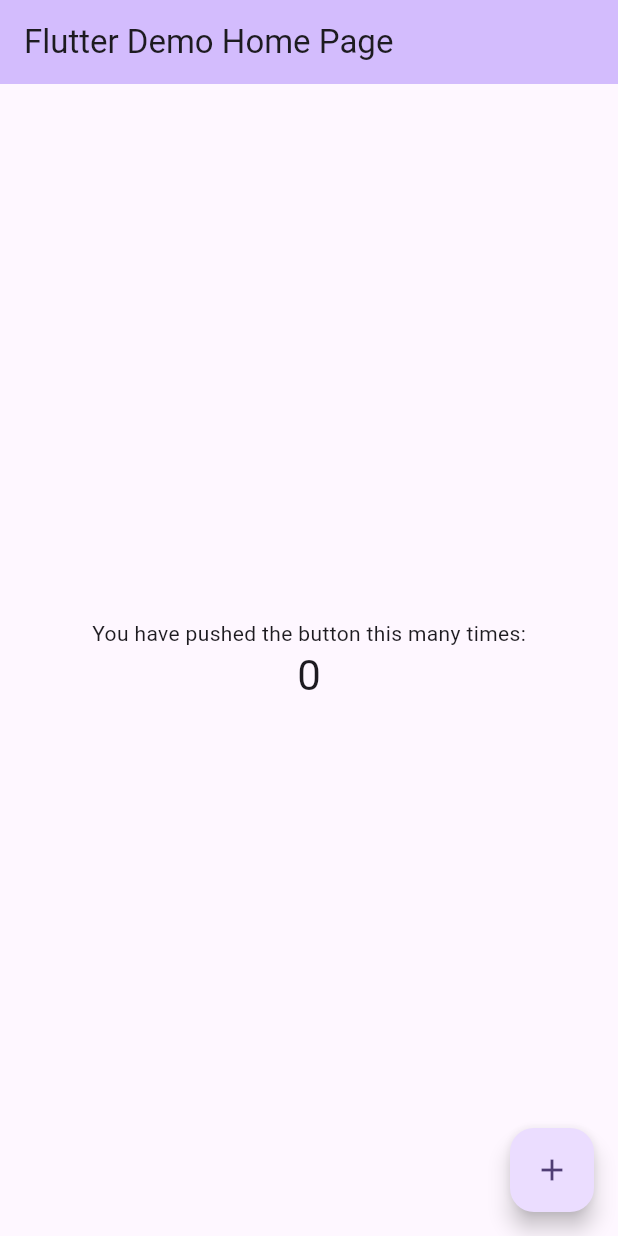
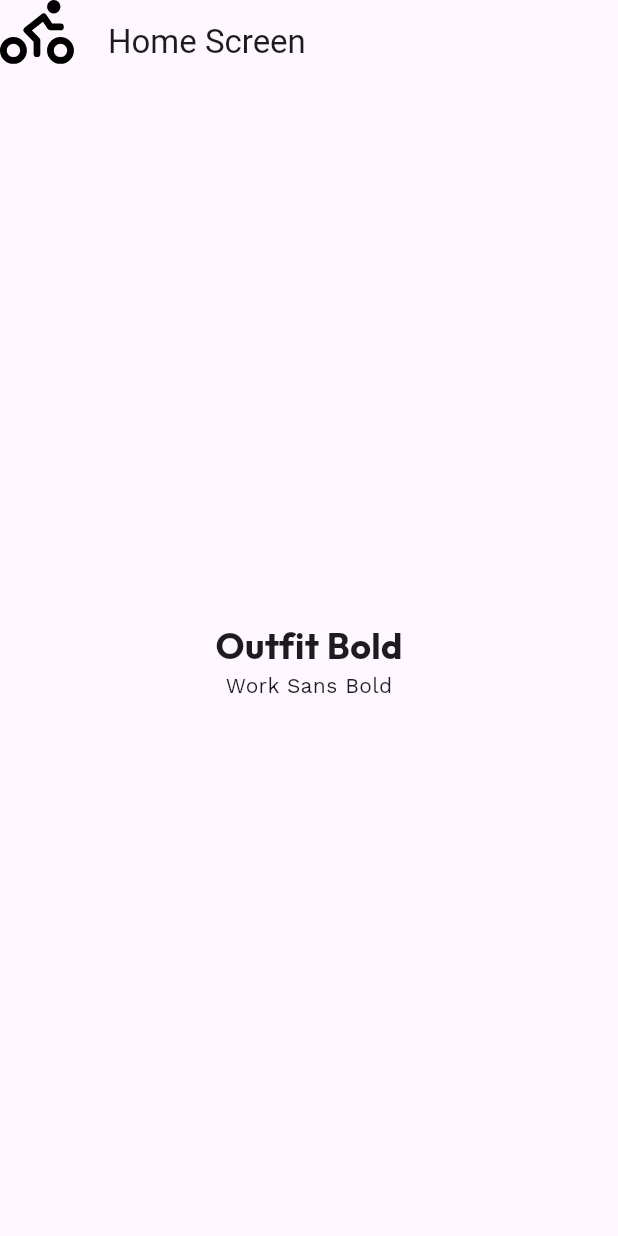
Before and after one commit to sonnevaly/CityBike, a Flutter app: the screen it shows after launch, on a phone screen of 412 x 824 dp. Run offline on Flutter 3.47's test engine with Material 3 defaults, Android fonts, the phone set to English and light mode, and no system bars; our stand-ins replace flutter_svg.

Commit message:
Add SVG icons and fonts

```diff
--- a/lib/main.dart
+++ b/lib/main.dart
@@ -1,122 +1,17 @@
+import 'package:citybike/screens/home_screen.dart';
 import 'package:flutter/material.dart';
 
-void main() {
-  runApp(const MyApp());
+void main(){
+  runApp(MyApp());
 }
-
 class MyApp extends StatelessWidget {
   const MyApp({super.key});
 
-  // This widget is the root of your application.
   @override
   Widget build(BuildContext context) {
     return MaterialApp(
-      title: 'Flutter Demo',
-      theme: ThemeData(
-        // This is the theme of your application.
-        //
-        // TRY THIS: Try running your application with "flutter run". You'll see
-        // the application has a purple toolbar. Then, without quitting the app,
-        // try changing the seedColor in the colorScheme below to Colors.green
-        // and then invoke "hot reload" (save your changes or press the "hot
-        // reload" button in a Flutter-supported IDE, or press "r" if you used
-        // the command line to start the app).
-        //
-        // Notice that the counter didn't reset back to zero; the application
-        // state is not lost during the reload. To reset the state, use hot
-        // restart instead.
-        //
-        // This works for code too, not just values: Most code changes can be
-        // tested with just a hot reload.
-        colorScheme: .fromSeed(seedColor: Colors.deepPurple),
-      ),
-      home: const MyHomePage(title: 'Flutter Demo Home Page'),
+      debugShowCheckedModeBanner: false,
+      home: HomeScreen(),
     );
   }
 }
-
-class MyHomePage extends StatefulWidget {
-  const MyHomePage({super.key, required this.title});
-
-  // This widget is the home page of your application. It is stateful, meaning
-  // that it has a State object (defined below) that contains fields that affect
-  // how it looks.
-
-  // This class is the configuration for the state. It holds the values (in this
-  // case the title) provided by the parent (in this case the App widget) and
-  // used by the build method of the State. Fields in a Widget subclass are
-  // always marked "final".
-
-  final String title;
-
-  @override
-  State<MyHomePage> createState() => _MyHomePageState();
-}
-
-class _MyHomePageState extends State<MyHomePage> {
-  int _counter = 0;
-
-  void _incrementCounter() {
-    setState(() {
-      // This call to setState tells the Flutter framework that something has
-      // changed in this State, which causes it to rerun the build method below
-      // so that the display can reflect the updated values. If we changed
-      // _counter without calling setState(), then the build method would not be
-      // called again, and so nothing would appear to happen.
-      _counter++;
-    });
-  }
-
-  @override
-  Widget build(BuildContext context) {
-    // This method is rerun every time setState is called, for instance as done
-    // by the _incrementCounter method above.
-    //
-    // The Flutter framework has been optimized to make rerunning build methods
-    // fast, so that you can just rebuild anything that needs updating rather
-    // than having to individually change instances of widgets.
-    return Scaffold(
-      appBar: AppBar(
-        // TRY THIS: Try changing the color here to a specific color (to
-        // Colors.amber, perhaps?) and trigger a hot reload to see the AppBar
-        // change color while the other colors stay the same.
-        backgroundColor: Theme.of(context).colorScheme.inversePrimary,
-        // Here we take the value from the MyHomePage object that was created by
-        // the App.build method, and use it to set our appbar title.
-        title: Text(widget.title),
-      ),
-      body: Center(
-        // Center is a layout widget. It takes a single child and positions it
-        // in the middle of the parent.
-        child: Column(
-          // Column is also a layout widget. It takes a list of children and
-          // arranges them vertically. By default, it sizes itself to fit its
-          // children horizontally, and tries to be as tall as its parent.
-          //
-          // Column has various properties to control how it sizes itself and
-          // how it positions its children. Here we use mainAxisAlignment to
-          // center the children vertically; the main axis here is the vertical
-          // axis because Columns are vertical (the cross axis would be
-          // horizontal).
-          //
-          // TRY THIS: Invoke "debug painting" (choose the "Toggle Debug Paint"
-          // action in the IDE, or press "p" in the console), to see the
-          // wireframe for each widget.
-          mainAxisAlignment: .center,
-          children: [
-            const Text('You have pushed the button this many times:'),
-            Text(
-              '$_counter',
-              style: Theme.of(context).textTheme.headlineMedium,
-            ),
-          ],
-        ),
-      ),
-      floatingActionButton: FloatingActionButton(
-        onPressed: _incrementCounter,
-        tooltip: 'Increment',
-        child: const Icon(Icons.add),
-      ),
-    );
-  }
-}
--- /dev/null
+++ b/lib/screens/home_screen.dart
@@ -0,0 +1,42 @@
+import 'package:flutter/material.dart';
+import 'package:flutter_svg/flutter_svg.dart';
+
+class HomeScreen extends StatelessWidget {
+  const HomeScreen({super.key});
+
+  @override
+  Widget build(BuildContext context) {
+    return Scaffold(
+      appBar: AppBar(
+        leading: SvgPicture.asset(
+          "assets/icons/bicycle.svg",
+          color: Colors.black,
+        ),
+        title: Text("Home Screen"),
+      ),
+      body: Center(
+        child: Column(
+          mainAxisAlignment: MainAxisAlignment.center,
+          children: [
+            Text(
+              "Outfit Bold",
+              style: TextStyle(
+                fontFamily: "Outfit",
+                fontSize: 24,
+                fontWeight: FontWeight.bold,
+              ),
+            ),
+            Text(
+              "Work Sans Bold",
+              style: TextStyle(
+                fontFamily: "Work Sans",
+                fontWeight: FontWeight.normal,
+                fontSize: 14,
+              ),
+            ),
+          ],
+        ),
+      ),
+    );
+  }
+}
```
Also changed, not shown: pubspec.yaml (+15 -63 lines), assets/fonts/outfit/Outfit-Bold.ttf (added), assets/fonts/outfit/Outfit-Regular.ttf (added), assets/fonts/work_sans/WorkSans-Bold.ttf (added), assets/fonts/work_sans/WorkSans-Regular.ttf (added), assets/icons/Group 6.svg (added), assets/icons/bicycle.svg (added), assets/icons/hugeicons_sliders-horizontal.svg (added), assets/icons/icomoon-free_compass.svg (added), assets/icons/iconamoon_search-bold.svg (added), assets/icons/majesticons_arrow-up.svg (added), assets/icons/mdi_location.svg (added), assets/icons/mdi_tick.svg (added), assets/icons/warning.svg (added), 2 more files.
